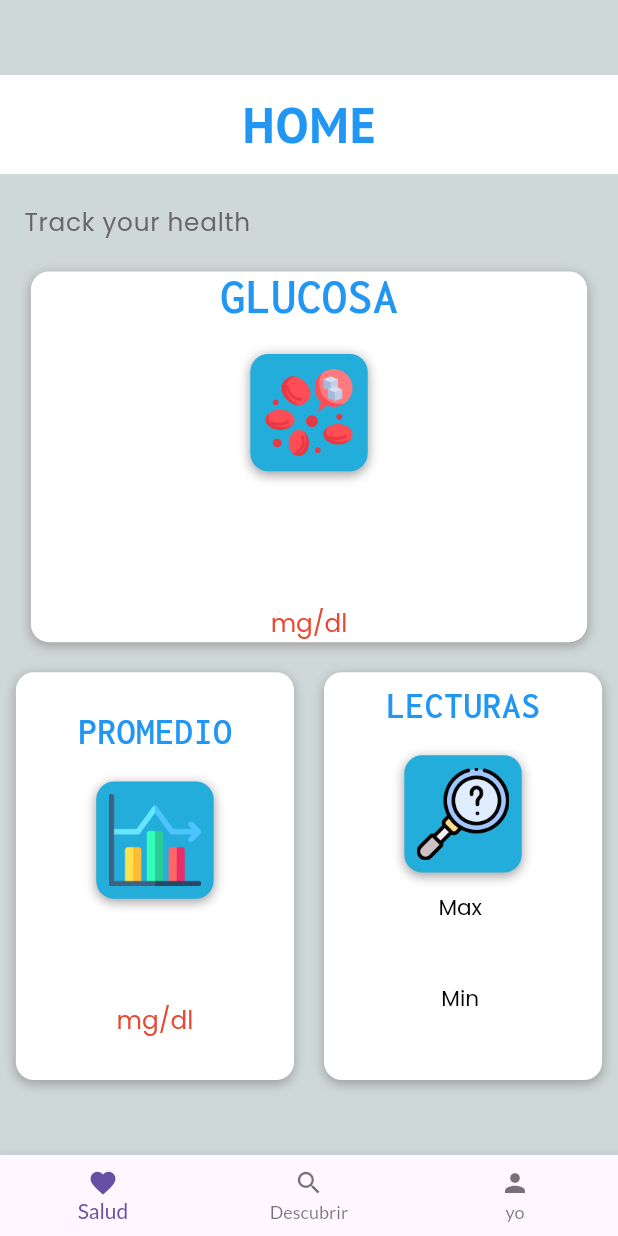
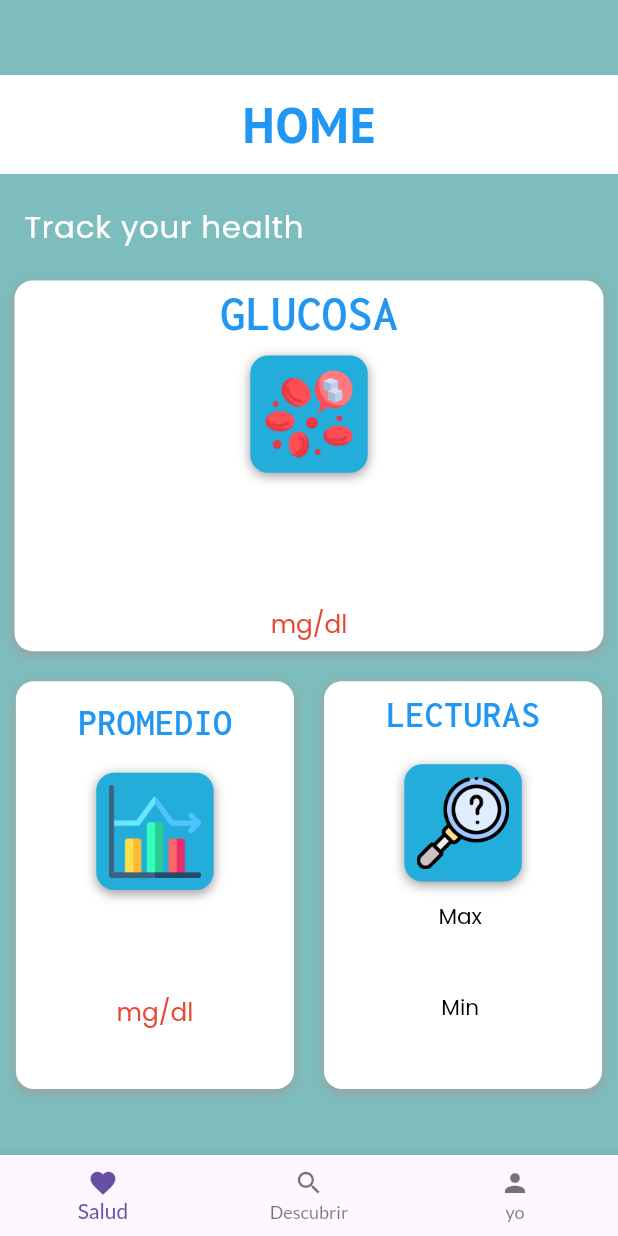
Before and after one commit to cesarMarquinez0220/GlucosaBD, a Flutter app: the Dashboard screen opened directly, on a phone screen of 412 x 824 dp. Run offline on Flutter 3.47's test engine with Material 2 defaults, Android fonts, the phone set to English and light mode, and no system bars; our stand-ins replace cloud_firestore, firebase_auth, firebase_core, firebase_database, google_fonts, google_sign_in; accounts and stored records are empty.

Commit message:
Cambios de color y alineamiento de textos y container
Se realizaron los cambios dl color de fondo ademas del alineamiento de los contenedores de los campos

```diff
--- a/lib/Dashboard/dashboard.dart
+++ b/lib/Dashboard/dashboard.dart
@@ -99,7 +99,7 @@ class _DashboardState extends State<Dashboard> {
         width: MediaQuery.of(context).size.width,
         height: MediaQuery.of(context).size.height,
         decoration:
-            const BoxDecoration(color: Color.fromARGB(255, 206, 216, 216)),
+            const BoxDecoration(color: Color.fromARGB(255, 125, 189, 189)),
         child: SingleChildScrollView(
           child: Padding(
             padding: const EdgeInsets.only(top: 50.0),
@@ -134,9 +134,9 @@ class _DashboardState extends State<Dashboard> {
                         'Track your health',
                         style: GoogleFonts.poppins(
                           textStyle: TextStyle(
-                            color: const Color.fromARGB(255, 105, 103, 103),
+                            color:  Colors.white,
                             letterSpacing: .5,
-                            fontSize: MediaQuery.of(context).size.width * 0.04,
+                            fontSize: MediaQuery.of(context).size.width * 0.05,
                           ),
                         ),
                       ),
@@ -146,7 +146,7 @@ class _DashboardState extends State<Dashboard> {
                 const SizedBox(height: 20),
                 Container(
                   height: MediaQuery.of(context).size.height * 0.3,
-                  width: MediaQuery.of(context).size.width * 0.9,
+                  width: MediaQuery.of(context).size.width * 0.953,
                   decoration: BoxDecoration(
                     color: Colors.white,
                     borderRadius: BorderRadius.circular(12.0),
@@ -162,6 +162,7 @@ class _DashboardState extends State<Dashboard> {
                   child: Column(
                     mainAxisAlignment: MainAxisAlignment.center,
                     children: [
+                      const SizedBox(height: 5),
                       Text(
                         'GLUCOSA',
                         style: GoogleFonts.inconsolata(
@@ -173,7 +174,7 @@ class _DashboardState extends State<Dashboard> {
                           ),
                         ),
                       ),
-                      const SizedBox(height: 20),
+                      const SizedBox(height: 10),
                       Container(
                         height: MediaQuery.of(context).size.width *
                             0.19, // Adjusted height for the image container
@@ -223,6 +224,7 @@ class _DashboardState extends State<Dashboard> {
                           ),
                         ),
                       ),
+                      const SizedBox(height: 5),
                     ],
                   ),
                 ),
@@ -246,8 +248,9 @@ class _DashboardState extends State<Dashboard> {
                         ],
                       ),
                       child: Column(
-                        mainAxisAlignment: MainAxisAlignment.center,
+                        mainAxisAlignment: MainAxisAlignment.start,
                         children: [
+                          const SizedBox(height: 15),
                           Text(
                             'PROMEDIO',
                             style: GoogleFonts.inconsolata(
@@ -259,6 +262,7 @@ class _DashboardState extends State<Dashboard> {
                                 fontWeight: FontWeight.w600,
                               ),
                             ),
+
                           ),
                           const SizedBox(height: 20),
                           Container(
--- a/lib/main.dart
+++ b/lib/main.dart
@@ -1,4 +1,5 @@
 import 'package:flutter/material.dart';
+import 'package:glucosapp/Dashboard/dashboard.dart';
 import 'package:glucosapp/src/welcomePage.dart';
 import 'package:google_fonts/google_fonts.dart';
 import 'package:firebase_core/firebase_core.dart';
@@ -29,7 +30,7 @@ class MyApp extends StatelessWidget {
         ),
         useMaterial3: true,
       ),
-      home: const WelcomePage(),
+      home: const Dashboard(),
     );
   }
 }
```
